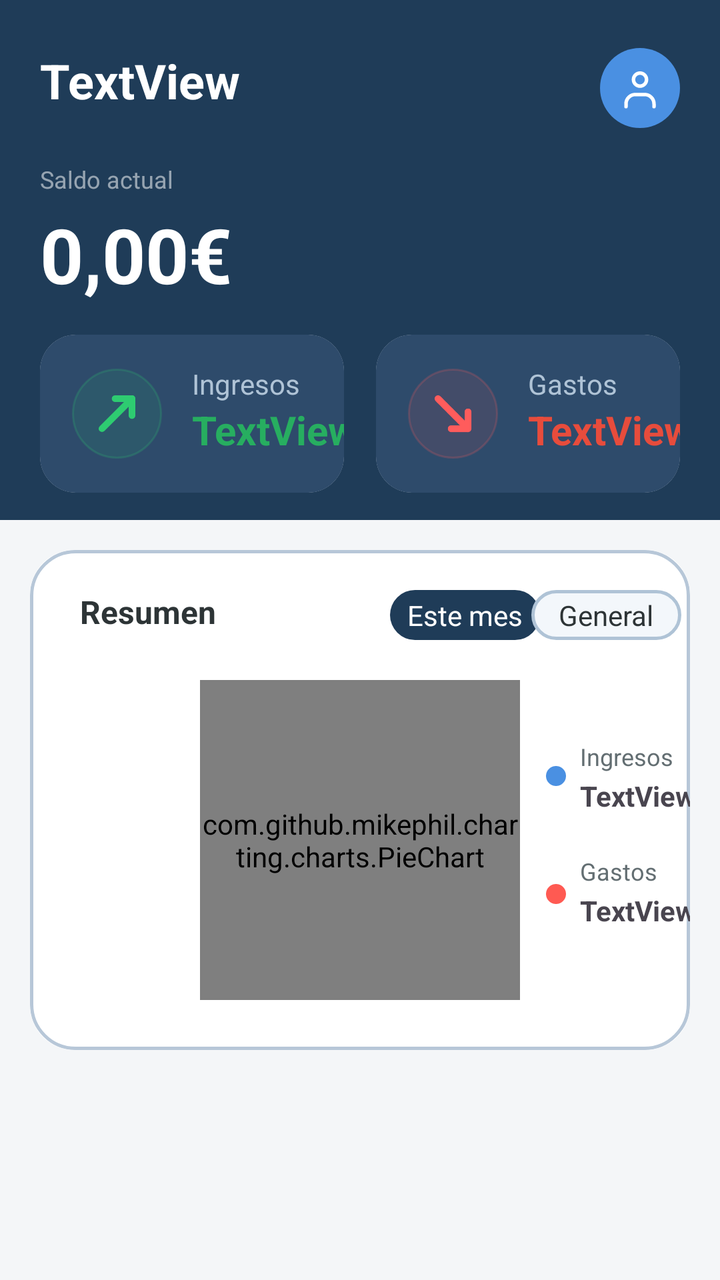
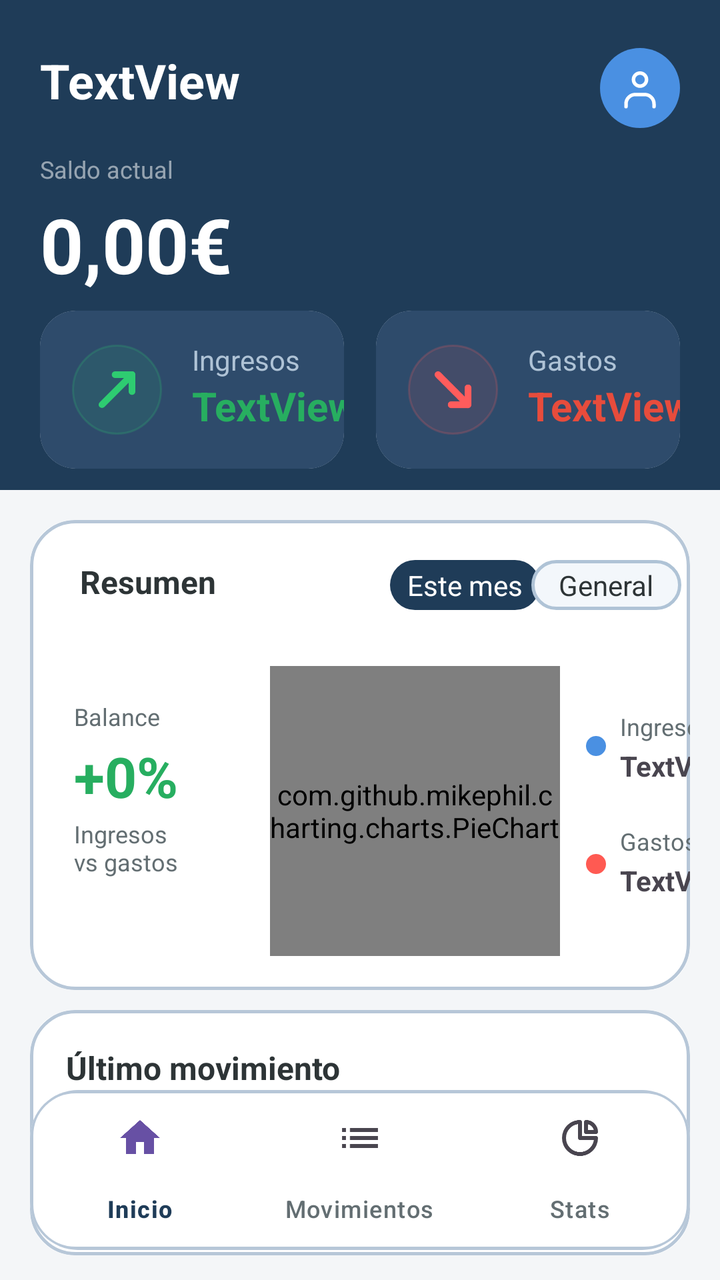

Screens rendered from an Android XML layout before and after an edit, with the pre-edit source and the edit as a unified diff.
<!-- AndroidManifest.xml: application theme Theme.Balancea -->
<!-- res/layout/activity_principal.xml -->
<?xml version="1.0" encoding="utf-8"?>
<androidx.constraintlayout.widget.ConstraintLayout xmlns:android="http://schemas.android.com/apk/res/android"
    xmlns:app="http://schemas.android.com/apk/res-auto"
    xmlns:tools="http://schemas.android.com/tools"
    android:id="@+id/main"
    android:layout_width="wrap_content"
    android:layout_height="wrap_content"
    android:background="@color/fondo_principal"
    tools:context=".Ventanas.Principal">

    <androidx.constraintlayout.widget.ConstraintLayout
        android:id="@+id/constraintLayout"
        android:layout_width="wrap_content"
        android:layout_height="260dp"
        android:background="@color/color_principal"
        app:layout_constraintEnd_toEndOf="parent"
        app:layout_constraintHorizontal_bias="0.0"
        app:layout_constraintStart_toStartOf="parent"
        app:layout_constraintTop_toTopOf="parent">

        <TextView
            android:id="@+id/campoSaludoUsuarioPrincipal"
            android:layout_width="wrap_content"
            android:layout_height="wrap_content"
            android:layout_marginStart="20dp"
            android:layout_marginTop="24dp"
            android:layout_marginEnd="335dp"
            android:text="TextView"
            android:textColor="@color/tarjetas_cards"
            android:textSize="24sp"
            android:textStyle="bold"
            app:layout_constraintEnd_toEndOf="parent"
            app:layout_constraintHorizontal_bias="0.0"
            app:layout_constraintStart_toStartOf="parent"
            app:layout_constraintTop_toTopOf="parent" />

        <ImageView
            android:id="@+id/imagenPerfilUsuarioPrincipal"
            android:layout_width="40dp"
            android:layout_height="40dp"
            android:layout_marginTop="24dp"
            android:layout_marginEnd="20dp"
            android:background="@drawable/bg_perfil"
            android:scaleType="centerInside"
            app:layout_constraintEnd_toEndOf="parent"
            app:layout_constraintHorizontal_bias="1.0"
            app:layout_constraintStart_toEndOf="@+id/campoSaludoUsuarioPrincipal"
            app:layout_constraintTop_toTopOf="parent"
            app:srcCompat="@drawable/boton_perfil" />

        <TextView
            android:id="@+id/textView"
            android:layout_width="wrap_content"
            android:layout_height="wrap_content"
            android:layout_marginStart="20dp"
            android:layout_marginTop="25dp"
            android:layout_marginEnd="335dp"
            android:text="@string/SaldoActual"
            android:textColor="#88FFFFFF"
            android:textSize="12sp"
            app:layout_constraintEnd_toEndOf="parent"
            app:layout_constraintHorizontal_bias="0.0"
            app:layout_constraintStart_toStartOf="parent"
            app:layout_constraintTop_toBottomOf="@+id/campoSaludoUsuarioPrincipal" />

        <TextView
            android:id="@+id/campoSaldoActualPrincipal"
            android:layout_width="wrap_content"
            android:layout_height="wrap_content"
            android:layout_marginStart="20dp"
            android:layout_marginTop="4dp"
            android:layout_marginEnd="335dp"
            android:text="0,00€"
            android:textColor="@color/tarjetas_cards"
            android:textSize="38sp"
            android:textStyle="bold"
            app:layout_constraintEnd_toEndOf="parent"
            app:layout_constraintHorizontal_bias="0.0"
            app:layout_constraintStart_toStartOf="parent"
            app:layout_constraintTop_toBottomOf="@+id/textView" />

        <androidx.cardview.widget.CardView
            android:id="@+id/cardView"
            android:layout_width="0dp"
            android:layout_height="wrap_content"
            android:layout_marginStart="20dp"
            android:layout_marginTop="15dp"
            android:layout_marginEnd="8dp"
            app:cardCornerRadius="18dp"
            app:cardElevation="0dp"
            app:layout_constraintEnd_toStartOf="@+id/cardView2"
            app:layout_constraintStart_toStartOf="parent"
            app:layout_constraintTop_toBottomOf="@+id/campoSaldoActualPrincipal">

            <androidx.constraintlayout.widget.ConstraintLayout
                android:layout_width="match_parent"
                android:layout_height="match_parent"
                android:background="#2E4B6B">

                <ImageView
                    android:id="@+id/imageView7"
                    android:layout_width="45dp"
                    android:layout_height="45dp"
                    android:layout_marginStart="16dp"
                    android:layout_marginTop="17dp"
                    android:layout_marginBottom="17dp"
                    android:background="@drawable/bg_ingreso"
                    app:layout_constraintBottom_toBottomOf="parent"
                    app:layout_constraintStart_toStartOf="parent"
                    app:layout_constraintTop_toTopOf="parent"
                    app:srcCompat="@drawable/ic_ingreso" />

                <TextView
                    android:id="@+id/textView5"
                    android:layout_width="wrap_content"
                    android:layout_height="wrap_content"
                    android:layout_marginStart="15dp"
                    android:layout_marginTop="15dp"
                    android:text="@string/Ingresos"
                    android:textColor="#AFC3D6"
                    app:layout_constraintEnd_toEndOf="parent"
                    app:layout_constraintHorizontal_bias="0.0"
                    app:layout_constraintStart_toEndOf="@+id/imageView7"
                    app:layout_constraintTop_toTopOf="parent" />

                <TextView
                    android:id="@+id/campoIngresosCardPrincipal"
                    android:layout_width="wrap_content"
                    android:layout_height="wrap_content"
                    android:layout_marginStart="15dp"
                    android:text="TextView"
                    android:textColor="@color/ingreso"
                    android:textSize="20sp"
                    android:textStyle="bold"
                    app:layout_constraintEnd_toEndOf="parent"
                    app:layout_constraintHorizontal_bias="0.0"
                    app:layout_constraintStart_toEndOf="@+id/imageView7"
                    app:layout_constraintTop_toBottomOf="@+id/textView5" />

            </androidx.constraintlayout.widget.ConstraintLayout>

        </androidx.cardview.widget.CardView>

        <androidx.cardview.widget.CardView
            android:id="@+id/cardView2"
            android:layout_width="0dp"
            android:layout_height="wrap_content"
            android:layout_marginStart="8dp"
            android:layout_marginTop="15dp"
            android:layout_marginEnd="20dp"
            app:cardCornerRadius="18dp"
            app:cardElevation="0dp"
            app:layout_constraintEnd_toEndOf="parent"
            app:layout_constraintStart_toEndOf="@+id/cardView"
            app:layout_constraintTop_toBottomOf="@+id/campoSaldoActualPrincipal">

            <androidx.constraintlayout.widget.ConstraintLayout
                android:layout_width="match_parent"
                android:layout_height="match_parent"
                android:background="#2E4B6B">

                <ImageView
                    android:id="@+id/imageView8"
                    android:layout_width="45dp"
                    android:layout_height="45dp"
                    android:layout_marginStart="16dp"
                    android:layout_marginTop="17dp"
                    android:layout_marginBottom="17dp"
                    android:background="@drawable/bg_gasto"
                    app:layout_constraintBottom_toBottomOf="parent"
                    app:layout_constraintStart_toStartOf="parent"
                    app:layout_constraintTop_toTopOf="parent"
                    app:srcCompat="@drawable/ic_gasto" />

                <TextView
                    android:id="@+id/textView6"
                    android:layout_width="wrap_content"
                    android:layout_height="wrap_content"
                    android:layout_marginStart="15dp"
                    android:layout_marginTop="15dp"
                    android:text="@string/Gastos"
                    android:textColor="#AFC3D6"
                    app:layout_constraintEnd_toEndOf="parent"
                    app:layout_constraintHorizontal_bias="0.0"
                    app:layout_constraintStart_toEndOf="@+id/imageView8"
                    app:layout_constraintTop_toTopOf="parent" />

                <TextView
                    android:id="@+id/campoGastosCardPrincipal"
                    android:layout_width="wrap_content"
                    android:layout_height="wrap_content"
                    android:layout_marginStart="15dp"
                    android:text="TextView"
                    android:textColor="@color/gasto"
                    android:textSize="20sp"
                    android:textStyle="bold"
                    app:layout_constraintEnd_toEndOf="parent"
                    app:layout_constraintHorizontal_bias="0.0"
                    app:layout_constraintStart_toEndOf="@+id/imageView8"
                    app:layout_constraintTop_toBottomOf="@+id/textView6" />
            </androidx.constraintlayout.widget.ConstraintLayout>

        </androidx.cardview.widget.CardView>

    </androidx.constraintlayout.widget.ConstraintLayout>

    <androidx.cardview.widget.CardView
        android:layout_width="0dp"
        android:layout_height="250dp"
        android:layout_marginStart="15dp"
        android:layout_marginTop="15dp"
        android:layout_marginEnd="15dp"
        android:background="@drawable/bordes_card"
        android:padding="1dp"
        app:cardCornerRadius="22dp"
        app:cardElevation="0dp"
        app:layout_constraintEnd_toEndOf="parent"
        app:layout_constraintStart_toStartOf="parent"
        app:layout_constraintTop_toBottomOf="@+id/constraintLayout">

        <androidx.constraintlayout.widget.ConstraintLayout
            android:layout_width="match_parent"
            android:layout_height="match_parent"
            android:background="@drawable/bordes_card">

            <TextView
                android:id="@+id/textView4"
                android:layout_width="wrap_content"
                android:layout_height="wrap_content"
                android:layout_marginStart="25dp"
                android:layout_marginTop="20dp"
                android:text="@string/Resumen"
                android:textColor="@color/texto_principal"
                android:textSize="16sp"
                android:textStyle="bold"
                app:layout_constraintStart_toStartOf="parent"
                app:layout_constraintTop_toTopOf="parent" />

            <TextView
                android:id="@+id/campoEsteMesPrincipal"
                android:layout_width="75dp"
                android:layout_height="wrap_content"
                android:layout_marginStart="120dp"
                android:layout_marginTop="20dp"
                android:layout_marginEnd="108dp"
                android:background="@drawable/tab_activo"
                android:gravity="center"
                android:padding="3dp"
                android:text="@string/EsteMes"
                android:textColor="@color/tarjetas_cards"
                android:textSize="14sp"
                app:layout_constraintEnd_toEndOf="parent"
                app:layout_constraintStart_toEndOf="@+id/textView4"
                app:layout_constraintTop_toTopOf="parent" />

            <TextView
                android:id="@+id/campoGeneralPrincipal"
                android:layout_width="75dp"
                android:layout_height="wrap_content"
                android:layout_marginStart="20dp"
                android:layout_marginTop="20dp"
                android:layout_marginEnd="29dp"
                android:background="@drawable/tab_inactivo"
                android:gravity="center"
                android:padding="3dp"
                android:text="@string/General"
                android:textColor="@color/texto_principal"
                android:textSize="14sp"
                app:layout_constraintEnd_toEndOf="parent"
                app:layout_constraintStart_toEndOf="@+id/campoEsteMesPrincipal"
                app:layout_constraintTop_toTopOf="parent" />

            <com.github.mikephil.charting.charts.PieChart
                android:id="@+id/graficaResumen"

                android:layout_width="160dp"
                android:layout_height="160dp"

                android:layout_marginTop="20dp"

                app:layout_constraintEnd_toEndOf="parent"
                app:layout_constraintStart_toStartOf="parent"
                app:layout_constraintTop_toBottomOf="@id/campoEsteMesPrincipal" />

            <TextView
                android:id="@+id/textView7"
                android:layout_width="wrap_content"
                android:layout_height="wrap_content"
                android:layout_marginStart="30dp"
                android:layout_marginTop="50dp"
                android:text="@string/Ingresos"
                android:textColor="@color/texto_secundario"
                android:textSize="12sp"
                app:layout_constraintStart_toEndOf="@+id/graficaResumen"
                app:layout_constraintTop_toBottomOf="@+id/campoEsteMesPrincipal" />

            <TextView
                android:id="@+id/textView8"
                android:layout_width="wrap_content"
                android:layout_height="wrap_content"
                android:layout_marginStart="30dp"
                android:layout_marginTop="20dp"
                android:text="@string/Gastos"
                android:textColor="@color/texto_secundario"
                android:textSize="12sp"
                app:layout_constraintStart_toEndOf="@+id/graficaResumen"
                app:layout_constraintTop_toBottomOf="@+id/campoIngresosResumenPrincipal" />

            <TextView
                android:id="@+id/campoIngresosResumenPrincipal"
                android:layout_width="wrap_content"
                android:layout_height="wrap_content"
                android:layout_marginStart="30dp"
                android:layout_marginTop="2dp"
                android:text="TextView"
                android:textStyle="bold"
                app:layout_constraintStart_toEndOf="@+id/graficaResumen"
                app:layout_constraintTop_toBottomOf="@+id/textView7" />

            <TextView
                android:id="@+id/campoGastosResumenPrincipal"
                android:layout_width="wrap_content"
                android:layout_height="wrap_content"
                android:layout_marginStart="30dp"
                android:layout_marginTop="2dp"
                android:text="TextView"
                android:textStyle="bold"
                app:layout_constraintStart_toEndOf="@+id/graficaResumen"
                app:layout_constraintTop_toBottomOf="@+id/textView8" />

            <ImageView
                android:id="@+id/imageView6"
                android:layout_width="10dp"
                android:layout_height="10dp"
                android:layout_marginStart="13dp"
                android:layout_marginTop="108dp"
                app:layout_constraintStart_toEndOf="@+id/graficaResumen"
                app:layout_constraintTop_toTopOf="parent"
                app:srcCompat="@drawable/azul_grafica" />

            <ImageView
                android:id="@+id/imageView9"
                android:layout_width="10dp"
                android:layout_height="10dp"
                android:layout_marginStart="13dp"
                android:layout_marginTop="49dp"
                app:layout_constraintStart_toEndOf="@+id/graficaResumen"
                app:layout_constraintTop_toBottomOf="@+id/imageView6"
                app:srcCompat="@drawable/rojo_grafica" />
        </androidx.constraintlayout.widget.ConstraintLayout>
    </androidx.cardview.widget.CardView>

</androidx.constraintlayout.widget.ConstraintLayout>
<!-- resources referenced by this layout -->
<resources>
  <color name="color_principal">#FF1F3C58</color>
  <color name="fondo_principal">#FFF4F6F8</color>
  <color name="gasto">#E74C3C</color>
  <color name="ingreso">#27AE60</color>
  <color name="tarjetas_cards">#FFFFFFFF</color>
  <color name="texto_principal">#FF2D3436</color>
  <color name="texto_secundario">#FF636E72</color>
  <!-- drawable azul_grafica (drawable) -->
  <shape xmlns:android="http://schemas.android.com/apk/res/android"
      android:shape="oval">
  
      <solid android:color="#4A90E2"/>
  
  </shape>
  <!-- drawable bg_gasto (drawable) -->
  <?xml version="1.0" encoding="utf-8"?>
  <shape xmlns:android="http://schemas.android.com/apk/res/android"
      android:shape="oval">
  
      <solid android:color="#1AFF5C5C"/>
  
      <stroke
          android:width="1dp"
          android:color="#33FF5C5C"/>
  
  </shape>
  <!-- drawable bg_ingreso (drawable) -->
  <?xml version="1.0" encoding="utf-8"?>
  <shape xmlns:android="http://schemas.android.com/apk/res/android"
      android:shape="oval">
  
      <solid android:color="#1A2ECC71"/>
  
      <stroke
          android:width="1dp"
          android:color="#332ECC71"/>
  
  </shape>
  <!-- drawable bg_perfil (drawable) -->
  <?xml version="1.0" encoding="utf-8"?>
  <shape xmlns:android="http://schemas.android.com/apk/res/android"
      android:shape="oval">
  
      <solid android:color="#4A90E2"/>
  
  </shape>
  <!-- drawable bordes_card (drawable) -->
  <?xml version="1.0" encoding="utf-8"?>
  <shape xmlns:android="http://schemas.android.com/apk/res/android">
  
      <solid android:color="#FFFFFF"/>
  
      <corners android:radius="22dp"/>
  
      <stroke
          android:width="1.5dp"
          android:color="#B7C7D8"/>
  
  </shape>
  <!-- drawable rojo_grafica (drawable) -->
  <shape xmlns:android="http://schemas.android.com/apk/res/android"
      android:shape="oval">
  
      <solid android:color="#FF5A52"/>
  
  </shape>
  <!-- drawable tab_activo (drawable) -->
  <?xml version="1.0" encoding="utf-8"?>
  <shape xmlns:android="http://schemas.android.com/apk/res/android">
  
      <solid android:color="#1F3C58"/>
  
      <corners android:radius="14dp"/>
  
  </shape>
  <!-- drawable tab_inactivo (drawable) -->
  <?xml version="1.0" encoding="utf-8"?>
  <shape xmlns:android="http://schemas.android.com/apk/res/android">
  
      <solid android:color="#F3F7FB"/>
  
      <corners android:radius="14dp"/>
  
      <stroke
          android:width="1.5dp"
          android:color="#AFC3D6"/>
  
  </shape>
  <string name="EsteMes">Este mes</string>
  <string name="Gastos">Gastos</string>
  <string name="General">General</string>
  <string name="Ingresos">Ingresos</string>
  <string name="Resumen">Resumen</string>
  <string name="SaldoActual">Saldo actual</string>
  <style name="Theme.Balancea" parent="Base.Theme.Balancea" />
  <style name="Base.Theme.Balancea" parent="Theme.Material3.DayNight.NoActionBar">
          
          
      </style>
  <!-- unchanged entries left out for length: 3 -->
</resources>

<!-- the commit's change to res/layout/activity_principal.xml (unified diff, before → after) -->
@@ -3,15 +3,15 @@
     xmlns:app="http://schemas.android.com/apk/res-auto"
     xmlns:tools="http://schemas.android.com/tools"
     android:id="@+id/main"
-    android:layout_width="wrap_content"
-    android:layout_height="wrap_content"
+    android:layout_width="match_parent"
+    android:layout_height="match_parent"
     android:background="@color/fondo_principal"
     tools:context=".Ventanas.Principal">
 
     <androidx.constraintlayout.widget.ConstraintLayout
         android:id="@+id/constraintLayout"
         android:layout_width="wrap_content"
-        android:layout_height="260dp"
+        android:layout_height="245dp"
         android:background="@color/color_principal"
         app:layout_constraintEnd_toEndOf="parent"
         app:layout_constraintHorizontal_bias="0.0"
@@ -53,7 +53,7 @@
             android:layout_width="wrap_content"
             android:layout_height="wrap_content"
             android:layout_marginStart="20dp"
-            android:layout_marginTop="25dp"
+            android:layout_marginTop="20dp"
             android:layout_marginEnd="335dp"
             android:text="@string/SaldoActual"
             android:textColor="#88FFFFFF"
@@ -84,7 +84,7 @@
             android:layout_width="0dp"
             android:layout_height="wrap_content"
             android:layout_marginStart="20dp"
-            android:layout_marginTop="15dp"
+            android:layout_marginTop="8dp"
             android:layout_marginEnd="8dp"
             app:cardCornerRadius="18dp"
             app:cardElevation="0dp"
@@ -146,7 +146,7 @@
             android:layout_width="0dp"
             android:layout_height="wrap_content"
             android:layout_marginStart="8dp"
-            android:layout_marginTop="15dp"
+            android:layout_marginTop="8dp"
             android:layout_marginEnd="20dp"
             app:cardCornerRadius="18dp"
             app:cardElevation="0dp"
@@ -205,8 +205,9 @@
     </androidx.constraintlayout.widget.ConstraintLayout>
 
     <androidx.cardview.widget.CardView
+        android:id="@+id/cardView3"
         android:layout_width="0dp"
-        android:layout_height="250dp"
+        android:layout_height="235dp"
         android:layout_marginStart="15dp"
         android:layout_marginTop="15dp"
         android:layout_marginEnd="15dp"
@@ -270,15 +271,62 @@
                 app:layout_constraintStart_toEndOf="@+id/campoEsteMesPrincipal"
                 app:layout_constraintTop_toTopOf="parent" />
 
+            <TextView
+                android:id="@+id/textBalanceTitulo"
+
+                android:layout_width="wrap_content"
+                android:layout_height="wrap_content"
+
+                android:layout_marginStart="22dp"
+                android:layout_marginTop="45dp"
+
+                android:text="Balance"
+                android:textColor="@color/texto_secundario"
+                android:textSize="12sp"
+
+                app:layout_constraintStart_toStartOf="parent"
+                app:layout_constraintTop_toBottomOf="@id/campoEsteMesPrincipal" />
+
+            <TextView
+                android:id="@+id/campoPorcentajeBalancePrincipal"
+
+                android:layout_width="wrap_content"
+                android:layout_height="wrap_content"
+
+                android:layout_marginTop="3dp"
+
+                android:text="+0%"
+                android:textColor="@color/ingreso"
+                android:textSize="28sp"
+                android:textStyle="bold"
+
+                app:layout_constraintStart_toStartOf="@id/textBalanceTitulo"
+                app:layout_constraintTop_toBottomOf="@id/textBalanceTitulo" />
+
+            <TextView
+                android:id="@+id/textIngresosVsGastos"
+
+                android:layout_width="wrap_content"
+                android:layout_height="wrap_content"
+
+                android:layout_marginTop="2dp"
+
+                android:text="Ingresos\nvs gastos"
+                android:textColor="@color/texto_secundario"
+                android:textSize="12sp"
+
+                app:layout_constraintStart_toStartOf="@id/campoPorcentajeBalancePrincipal"
+                app:layout_constraintTop_toBottomOf="@id/campoPorcentajeBalancePrincipal" />
+
             <com.github.mikephil.charting.charts.PieChart
                 android:id="@+id/graficaResumen"
 
-                android:layout_width="160dp"
-                android:layout_height="160dp"
-
-                android:layout_marginTop="20dp"
-
-                app:layout_constraintEnd_toEndOf="parent"
+                android:layout_width="145dp"
+                android:layout_height="145dp"
+
+                android:layout_marginStart="120dp"
+                android:layout_marginTop="28dp"
+
                 app:layout_constraintStart_toStartOf="parent"
                 app:layout_constraintTop_toBottomOf="@id/campoEsteMesPrincipal" />
 
@@ -291,7 +339,7 @@
                 android:text="@string/Ingresos"
                 android:textColor="@color/texto_secundario"
                 android:textSize="12sp"
-                app:layout_constraintStart_toEndOf="@+id/graficaResumen"
+                app:layout_constraintStart_toEndOf="@id/graficaResumen"
                 app:layout_constraintTop_toBottomOf="@+id/campoEsteMesPrincipal" />
 
             <TextView
@@ -303,7 +351,7 @@
                 android:text="@string/Gastos"
                 android:textColor="@color/texto_secundario"
                 android:textSize="12sp"
-                app:layout_constraintStart_toEndOf="@+id/graficaResumen"
+                app:layout_constraintStart_toEndOf="@id/graficaResumen"
                 app:layout_constraintTop_toBottomOf="@+id/campoIngresosResumenPrincipal" />
 
             <TextView
@@ -314,7 +362,7 @@
                 android:layout_marginTop="2dp"
                 android:text="TextView"
                 android:textStyle="bold"
-                app:layout_constraintStart_toEndOf="@+id/graficaResumen"
+                app:layout_constraintStart_toEndOf="@id/graficaResumen"
                 app:layout_constraintTop_toBottomOf="@+id/textView7" />
 
             <TextView
@@ -325,7 +373,7 @@
                 android:layout_marginTop="2dp"
                 android:text="TextView"
                 android:textStyle="bold"
-                app:layout_constraintStart_toEndOf="@+id/graficaResumen"
+                app:layout_constraintStart_toEndOf="@id/graficaResumen"
                 app:layout_constraintTop_toBottomOf="@+id/textView8" />
 
             <ImageView
@@ -334,7 +382,7 @@
                 android:layout_height="10dp"
                 android:layout_marginStart="13dp"
                 android:layout_marginTop="108dp"
-                app:layout_constraintStart_toEndOf="@+id/graficaResumen"
+                app:layout_constraintStart_toEndOf="@id/graficaResumen"
                 app:layout_constraintTop_toTopOf="parent"
                 app:srcCompat="@drawable/azul_grafica" />
 
@@ -344,10 +392,130 @@
                 android:layout_height="10dp"
                 android:layout_marginStart="13dp"
                 android:layout_marginTop="49dp"
-                app:layout_constraintStart_toEndOf="@+id/graficaResumen"
+                app:layout_constraintStart_toEndOf="@id/graficaResumen"
                 app:layout_constraintTop_toBottomOf="@+id/imageView6"
                 app:srcCompat="@drawable/rojo_grafica" />
         </androidx.constraintlayout.widget.ConstraintLayout>
     </androidx.cardview.widget.CardView>
 
+    
+    <androidx.cardview.widget.CardView
+        android:id="@+id/cardUltimoMovimiento"
+        android:layout_width="0dp"
+        android:layout_height="wrap_content"
+        android:layout_marginStart="15dp"
+        android:layout_marginTop="10dp"
+        android:layout_marginEnd="15dp"
+        app:cardCornerRadius="22dp"
+        app:cardElevation="0dp"
+        app:layout_constraintEnd_toEndOf="parent"
+        app:layout_constraintStart_toStartOf="parent"
+        app:layout_constraintTop_toBottomOf="@+id/cardView3">
+
+        <androidx.constraintlayout.widget.ConstraintLayout
+            android:layout_width="match_parent"
+            android:layout_height="wrap_content"
+            android:background="@drawable/bordes_card"
+            android:padding="18dp">
+
+            
+            <TextView
+                android:id="@+id/textUltimoMovimiento"
+                android:layout_width="wrap_content"
+                android:layout_height="wrap_content"
+                android:text="Último movimiento"
+                android:textColor="@color/texto_principal"
+                android:textSize="16sp"
+                android:textStyle="bold"
+                app:layout_constraintStart_toStartOf="parent"
+                app:layout_constraintTop_toTopOf="parent" />
+
+            
+            <ImageView
+                android:id="@+id/iconoMovimiento"
+                android:layout_width="45dp"
+                android:layout_height="45dp"
+                android:layout_marginTop="20dp"
+                android:background="@drawable/bg_ingreso"
+                android:padding="10dp"
+                app:layout_constraintStart_toStartOf="parent"
+                app:layout_constraintTop_toBottomOf="@id/textUltimoMovimiento"
+                app:srcCompat="@drawable/ic_compras" />
+
+            
+            <TextView
+                android:id="@+id/campoTituloMovimiento"
+                android:layout_width="wrap_content"
+                android:layout_height="wrap_content"
+                android:layout_marginStart="14dp"
+                android:text="Compra"
+                android:textColor="@color/texto_principal"
+                android:textSize="15sp"
+                android:textStyle="bold"
+                app:layout_constraintStart_toEndOf="@+id/iconoMovimiento"
+                app:layout_constraintTop_toTopOf="@id/iconoMovimiento" />
+
+            
+            <TextView
+                android:id="@+id/campoFechaMovimiento"
+                android:layout_width="wrap_content"
+                android:layout_height="wrap_content"
+                android:layout_marginStart="14dp"
+                android:layout_marginTop="3dp"
+                android:text="Hoy · Alimentación"
+                android:textColor="@color/texto_secundario"
+                android:textSize="12sp"
+                app:layout_constraintStart_toEndOf="@id/iconoMovimiento"
+                app:layout_constraintTop_toBottomOf="@id/campoTituloMovimiento" />
+
+            
+            <TextView
+                android:id="@+id/campoImporteMovimiento"
+                android:layout_width="wrap_content"
+                android:layout_height="wrap_content"
+                android:layout_marginEnd="20dp"
+                android:text="-45,20€"
+                android:textColor="@color/gasto"
+                android:textSize="16sp"
+                android:textStyle="bold"
+                app:layout_constraintBottom_toBottomOf="@id/iconoMovimiento"
+                app:layout_constraintEnd_toEndOf="parent"
+                app:layout_constraintTop_toTopOf="@id/iconoMovimiento" />
+
+        </androidx.constraintlayout.widget.ConstraintLayout>
+
+    </androidx.cardview.widget.CardView>
+
+    
+    <androidx.cardview.widget.CardView
+        android:id="@+id/cardBottomMenu"
+        android:layout_width="0dp"
+        android:layout_height="wrap_content"
+        android:layout_marginStart="15dp"
+        android:layout_marginEnd="15dp"
+
+        android:layout_marginBottom="15dp"
+        app:cardCornerRadius="24dp"
+
+        app:cardElevation="0dp"
+        app:layout_constraintBottom_toBottomOf="parent"
+        app:layout_constraintEnd_toEndOf="parent"
+        app:layout_constraintStart_toStartOf="parent">
+
+        <com.google.android.material.bottomnavigation.BottomNavigationView
+            android:id="@+id/bottomNavigation"
+            android:layout_width="match_parent"
+            android:layout_height="wrap_content"
+
+            android:background="@drawable/bordes_card"
+
+            app:itemIconTint="@null"
+            app:itemTextColor="@color/bottom_nav_colors"
+
+            app:labelVisibilityMode="labeled"
+
+            app:menu="@menu/bottom_menu" />
+
+    </androidx.cardview.widget.CardView>
+
 </androidx.constraintlayout.widget.ConstraintLayout>
<!-- resource entries referenced after the edit -->
@@ -59,6 +59,16 @@
           android:color="#B7C7D8"/>
   
   </shape>
+  <!-- drawable ic_compras (drawable) -->
+  <vector xmlns:android="http://schemas.android.com/apk/res/android"
+      android:width="24dp"
+      android:height="24dp"
+      android:viewportWidth="24"
+      android:viewportHeight="24">
+      <path
+          android:fillColor="#E91E63"
+          android:pathData="M19,6h-2c0,-2.76 -2.24,-5 -5,-5S7,3.24 7,6H5c-1.1,0 -2,0.9 -2,2v12c0,1.1 0.9,2 2,2h14c1.1,0 2,-0.9 2,-2V8c0,-1.1 -0.9,-2 -2,-2zm-7,-3c1.66,0 3,1.34 3,3H9c0,-1.66 1.34,-3 3,-3zm7,17H5V8h14v12z"/>
+  </vector>
   <!-- drawable rojo_grafica (drawable) -->
   <shape xmlns:android="http://schemas.android.com/apk/res/android"
       android:shape="oval">
